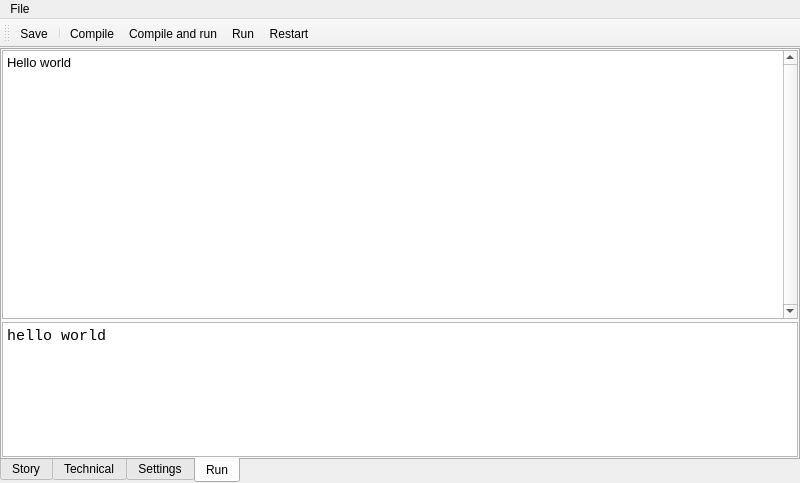
Qt form llama_stories.ui (almien1/OllamaStories) before a commit.
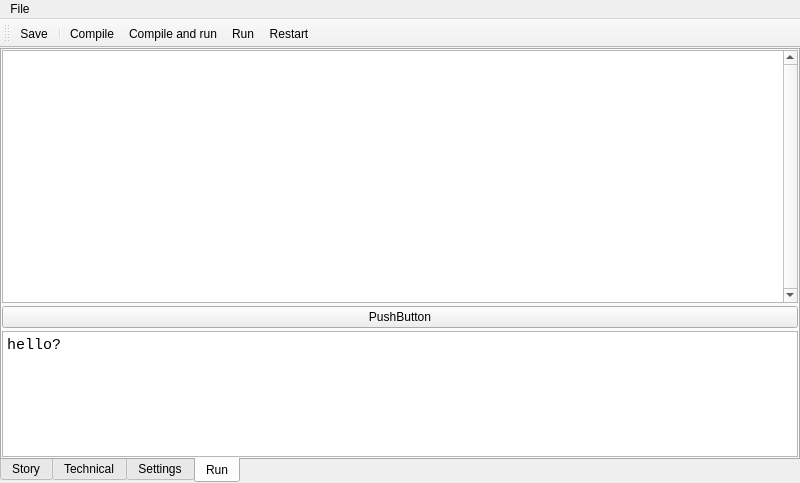
The same form after that commit. The open tabs and pages were chosen to show the change. Icons and pictures are not drawn.

Commit message: First attempt at running it (not finished, natch)

The edit to the form file:
```diff
--- a/llama_stories.ui
+++ b/llama_stories.ui
@@ -233,7 +233,7 @@
        <attribute name="title">
         <string>Run</string>
        </attribute>
-       <layout class="QVBoxLayout" name="verticalLayout_2" stretch="2,1">
+       <layout class="QVBoxLayout" name="verticalLayout_2" stretch="2,0,1">
         <property name="spacing">
          <number>3</number>
         </property>
@@ -274,7 +274,14 @@
 li.unchecked::marker { content: &quot;\2610&quot;; }
 li.checked::marker { content: &quot;\2612&quot;; }
 &lt;/style&gt;&lt;/head&gt;&lt;body style=&quot; font-family:'Segoe UI'; font-size:10pt; font-weight:400; font-style:normal;&quot;&gt;
-&lt;p style=&quot; margin-top:0px; margin-bottom:0px; margin-left:0px; margin-right:0px; -qt-block-indent:0; text-indent:0px;&quot;&gt;Hello world&lt;/p&gt;&lt;/body&gt;&lt;/html&gt;</string>
+&lt;p style=&quot;-qt-paragraph-type:empty; margin-top:0px; margin-bottom:0px; margin-left:0px; margin-right:0px; -qt-block-indent:0; text-indent:0px;&quot;&gt;&lt;br /&gt;&lt;/p&gt;&lt;/body&gt;&lt;/html&gt;</string>
+          </property>
+         </widget>
+        </item>
+        <item>
+         <widget class="QPushButton" name="pushButton">
+          <property name="text">
+           <string>PushButton</string>
           </property>
          </widget>
         </item>
@@ -287,7 +294,7 @@
            </font>
           </property>
           <property name="plainText">
-           <string>hello world</string>
+           <string>hello?</string>
           </property>
          </widget>
         </item>
```
Left out of the diff: 11 changed lines with no effect on the pictures. The commit also changes 2 other files.
